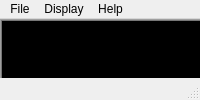
Qt form qtvsplayer.ui (surfzoid/QtVsPlayer) before a commit.
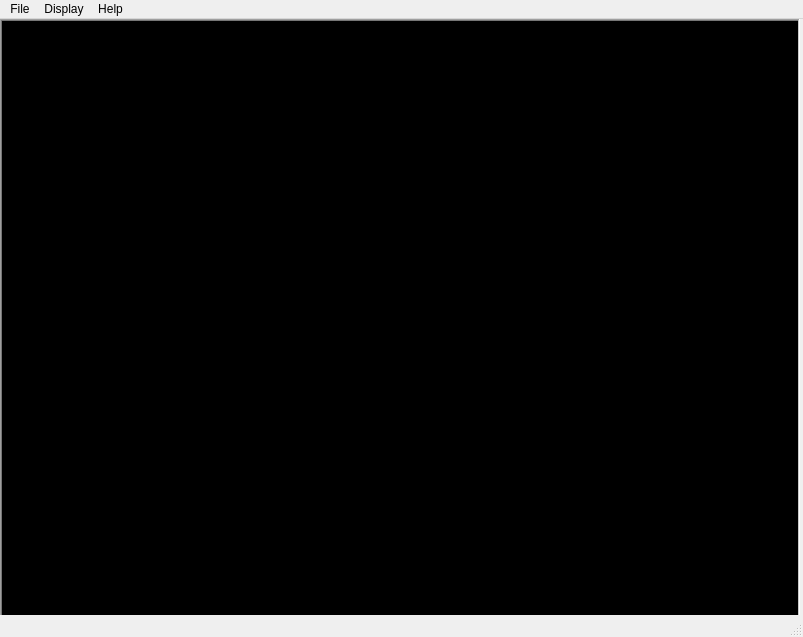
The same form after that commit. Icons and pictures are not drawn.

Diff of the .ui file:
```diff
--- a/qtvsplayer.ui
+++ b/qtvsplayer.ui
@@ -3,6 +3,14 @@
  <author>Eric Petit</author>
  <class>QtVsPlayer</class>
  <widget class="QMainWindow" name="QtVsPlayer">
+  <property name="geometry">
+   <rect>
+    <x>0</x>
+    <y>0</y>
+    <width>803</width>
+    <height>637</height>
+   </rect>
+  </property>
   <property name="mouseTracking">
    <bool>true</bool>
   </property>
@@ -226,7 +234,7 @@
     <rect>
      <x>0</x>
      <y>0</y>
-     <width>416</width>
+     <width>803</width>
      <height>29</height>
     </rect>
    </property>
```
Left out of the diff: 6 changed lines with no effect on the pictures.
